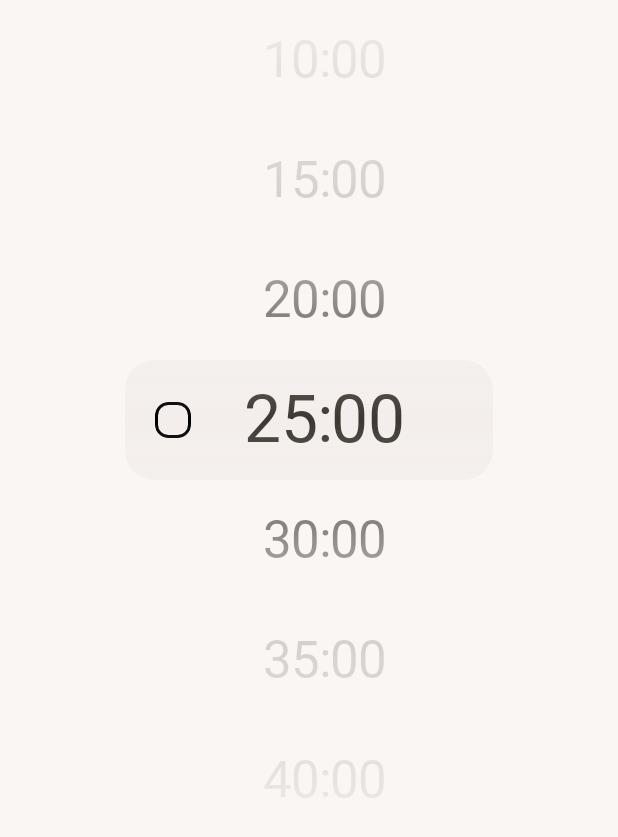
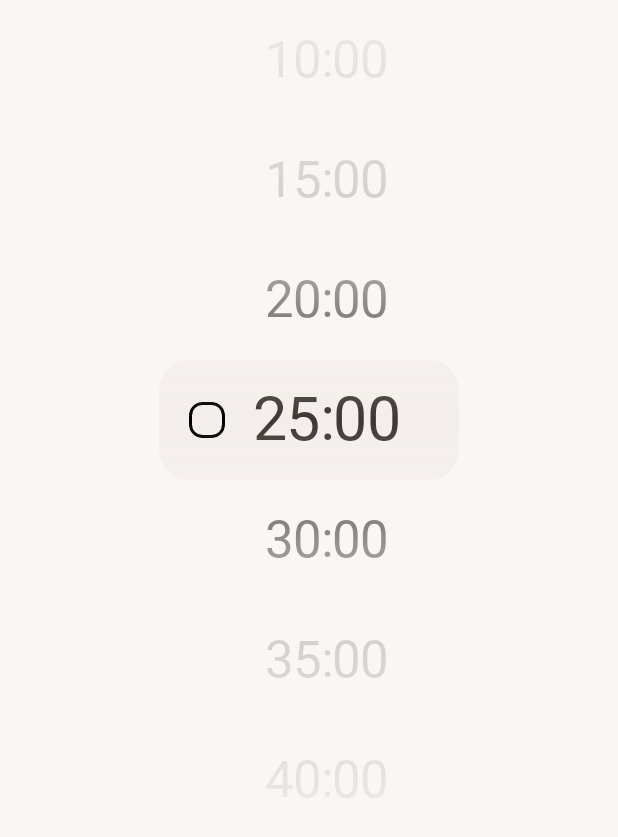
Before and after one commit to Nexters/PomoNyang-Android, an Android app built with Jetpack Compose: the @Preview function MnWheelPickerPreview, on a phone screen of 412 x 824 dp. Shown: the top 837 px of the screen. Run offline under Robolectric (Android 15) with nearby library versions, the light colour scheme and no system bars; network calls fail; Roboto replaces fonts that are not available here.

Commit message:
feat: width 고정으로 수정

```diff
--- a/presentation/src/main/java/com/pomonyang/mohanyang/presentation/designsystem/picker/MnWheelMinutePicker.kt
+++ b/presentation/src/main/java/com/pomonyang/mohanyang/presentation/designsystem/picker/MnWheelMinutePicker.kt
@@ -14,6 +14,7 @@ import androidx.compose.foundation.layout.fillMaxSize
 import androidx.compose.foundation.layout.fillMaxWidth
 import androidx.compose.foundation.layout.height
 import androidx.compose.foundation.layout.padding
+import androidx.compose.foundation.layout.width
 import androidx.compose.foundation.lazy.LazyColumn
 import androidx.compose.foundation.lazy.LazyListState
 import androidx.compose.foundation.lazy.itemsIndexed
@@ -121,8 +122,7 @@ private fun BoxScope.CenterHighlightBox(
 ) {
     Box(
         modifier
-            .fillMaxWidth()
-            .padding(horizontal = 83.dp)
+            .width(200.dp)
             .height(itemHeightPx.pxToDp())
             .align(Alignment.Center)
             .background(highlightColor, RoundedCornerShape(MnRadius.medium)),
@@ -173,7 +173,7 @@ private fun BoxScope.WheelItemList(
             }
 
             val scale by animateFloatAsState(
-                targetValue = if (isCentralItem) 1.3f else 1f,
+                targetValue = if (isCentralItem) 1.2f else 1f,
                 animationSpec = tween(durationMillis = 100),
                 label = "scaleAnimation"
             )
@@ -181,7 +181,7 @@ private fun BoxScope.WheelItemList(
             Box(
                 modifier = Modifier
                     .height(itemHeightPx.pxToDp())
-                    .padding(start = 22.dp)
+                    .padding(start = 24.dp)
                     .fillMaxWidth()
                     .scale(scale),
                 contentAlignment = Alignment.Center
```
